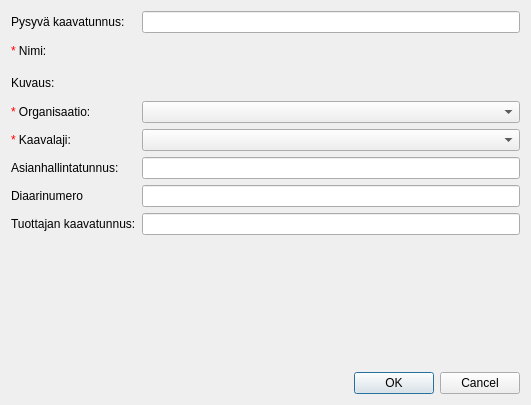
First picture: the form in arho_feature_template/gui/dialogs/plan_matter_attribute_form.ui, repository GispoCoding/arho-qgis-plugin, before the edit.
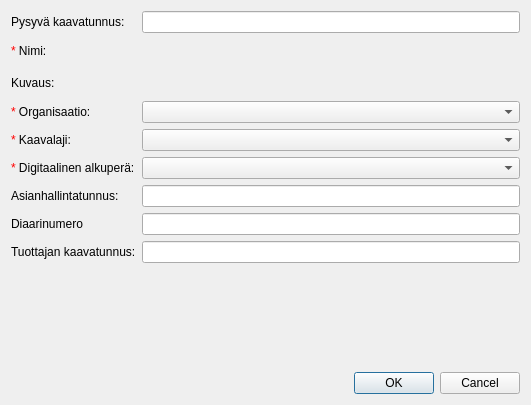
Second picture: the form after the edit. Custom widgets are drawn as their Qt base class.

Commit message:
Add digital origin to the plan matter form
New required code list field, saved to hame.plan_matter.digital_origin_id.
Project version 0.5 -> 0.6.

Diff of the .ui file:
```diff
--- a/arho_feature_template/gui/dialogs/plan_matter_attribute_form.ui
+++ b/arho_feature_template/gui/dialogs/plan_matter_attribute_form.ui
@@ -70,20 +70,27 @@
       </widget>
      </item>
      <item row="5" column="0">
+      <widget class="QLabel" name="digital_origin_label">
+       <property name="text">
+        <string>&lt;html&gt;&lt;head/&gt;&lt;body&gt;&lt;p&gt;&lt;span style=&quot; color:#ff0000;&quot;&gt;* &lt;/span&gt;Digitaalinen alkuperä:&lt;/p&gt;&lt;/body&gt;&lt;/html&gt;</string>
+       </property>
+      </widget>
+     </item>
+     <item row="6" column="0">
       <widget class="QLabel" name="case_id_label">
        <property name="text">
         <string>Asianhallintatunnus:</string>
        </property>
       </widget>
      </item>
-     <item row="6" column="0">
+     <item row="7" column="0">
       <widget class="QLabel" name="record_number_label">
        <property name="text">
         <string>Diaarinumero</string>
        </property>
       </widget>
      </item>
-     <item row="7" column="0">
+     <item row="8" column="0">
       <widget class="QLabel" name="producers_id_label">
        <property name="text">
         <string>Tuottajan kaavatunnus:</string>
@@ -97,12 +104,15 @@
       <widget class="HierarchicalCodeComboBox" name="plan_type_combo_box"/>
      </item>
      <item row="5" column="1">
-      <widget class="QLineEdit" name="case_id_edit"/>
+      <widget class="HierarchicalCodeComboBox" name="digital_origin_combo_box"/>
      </item>
      <item row="6" column="1">
-      <widget class="QLineEdit" name="record_number_edit"/>
+      <widget class="QLineEdit" name="case_id_edit"/>
      </item>
      <item row="7" column="1">
+      <widget class="QLineEdit" name="record_number_edit"/>
+     </item>
+     <item row="8" column="1">
       <widget class="QLineEdit" name="producers_id_edit"/>
      </item>
      <item row="1" column="1">
```
The commit also changes 6 other files.
